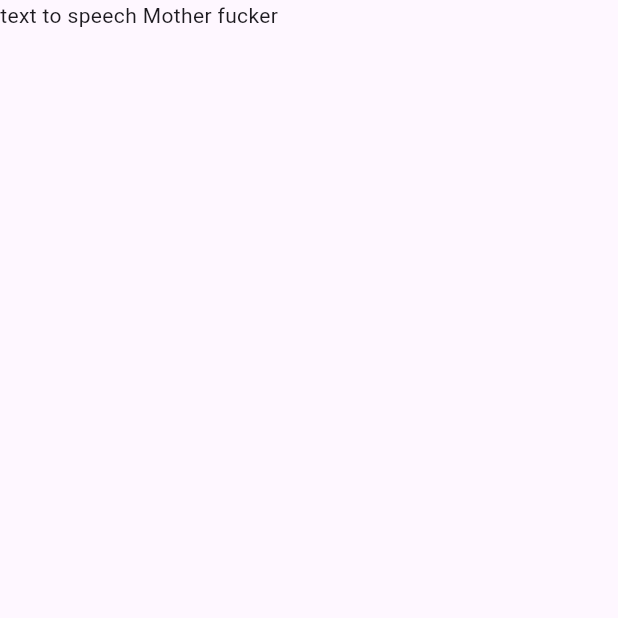
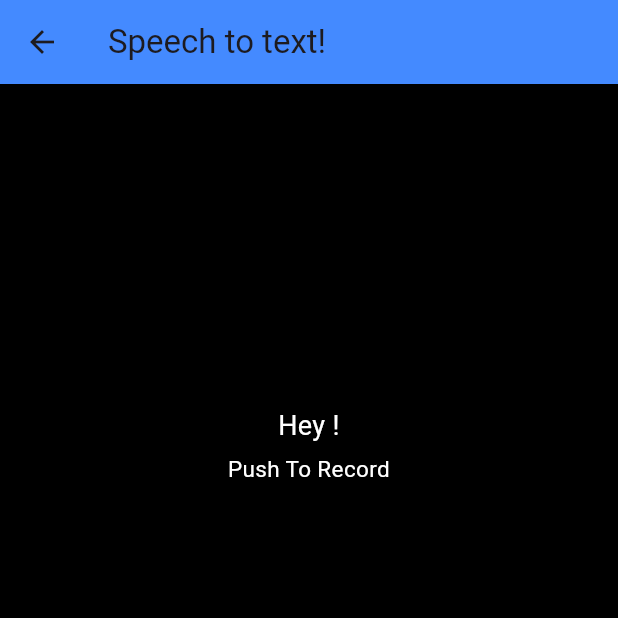
Before and after one commit to Tijanifareed/comms_bridge_frontend, a Flutter app: the HomeScreen screen opened directly, after a tap on "Voice to Text", on a phone screen of 412 x 824 dp, the top half of it. Run offline on Flutter 3.47's test engine with Material 3 defaults, Android fonts, the light colour scheme and no system bars; our stand-ins replace shared_preferences; accounts and stored records are empty; network calls fail.

Commit message:
Speech to text page in progress

```diff
--- /dev/null
+++ b/lib/screens/google_maps_screen.dart
@@ -0,0 +1,15 @@
+import 'package:flutter/material.dart';
+
+class GoogleMapsScreen extends StatefulWidget {
+  const GoogleMapsScreen({super.key});
+
+  @override
+  State<GoogleMapsScreen> createState() => _GoogleMapsScreenState();
+}
+
+class _GoogleMapsScreenState extends State<GoogleMapsScreen> {
+  @override
+  Widget build(BuildContext context) {
+    return const Placeholder();
+  }
+}
--- a/lib/screens/home_screen.dart
+++ b/lib/screens/home_screen.dart
@@ -1,6 +1,12 @@
+import 'package:comms_bridge_flutter/screens/sign_to_text_screen.dart';
+import 'package:comms_bridge_flutter/screens/text_to_sign_screen.dart';
+import 'package:comms_bridge_flutter/screens/text_to_voice_screen.dart';
 import 'package:comms_bridge_flutter/screens/voice_to_text_screen.dart';
+import 'package:comms_bridge_flutter/screens/weather_awareness_screen.dart';
 import 'package:flutter/material.dart';
 import 'package:shared_preferences/shared_preferences.dart';
+
+import 'google_maps_screen.dart';
 
 class HomePage extends StatefulWidget {
   @override
@@ -96,58 +102,130 @@ class _HomePageState extends State<HomePage> {
 }
 
 
-class HomeScreen extends StatefulWidget {
-  @override
-  _HomeScreenState createState() => _HomeScreenState();
-}
+//
 
-class _HomeScreenState extends State<HomeScreen> {
-
+class HomeScreen extends StatelessWidget {
   @override
   Widget build(BuildContext context) {
     return Scaffold(
-    backgroundColor: Colors.blueAccent,
+      backgroundColor: Colors.blueAccent, // Subtle blue background
+      appBar: AppBar(
+        automaticallyImplyLeading: false,
+        title: Text(
+          'Feature Menu',
+          style: TextStyle(color: Colors.blueAccent),
+        ),
+        backgroundColor: Colors.black,
+        centerTitle: true,
+      ),
       body: Padding(
-        padding: const EdgeInsets.all(16.0),
-        child: Column(
-          // mainAxisAlignment: MainAxisAlignment.center,
-          children: [
-            ElevatedButton(
-              onPressed: () {
+        padding: const EdgeInsets.all(16.0), // Adjusted padding for better spacing
+        child: GridView.builder(
+          gridDelegate: SliverGridDelegateWithFixedCrossAxisCount(
+            crossAxisCount: 2, // Number of columns in the grid
+            crossAxisSpacing: 16, // Space between columns
+            mainAxisSpacing: 16, // Space between rows
+            childAspectRatio: 1.1, // Adjusted for better fit
+          ),
+          itemCount: 8, // Total number of buttons
+          itemBuilder: (context, index) {
+            return _buildButton(context, index);
+          },
+        ),
+      ),
+    );
+  }
+
+  Widget _buildButton(BuildContext context, int index) {
+    List<String> buttonLabels = [
+      'Voice to Text',
+      'Text to Speech',
+      'Weather Awareness',
+      'Text to Sign',
+      'Sign to Text',
+      'Google Maps',
+      'Another Button 1', // Placeholder
+      'Another Button 2', // Placeholder
+    ];
+
+    List<IconData> buttonIcons = [
+      Icons.mic,
+      Icons.volume_up,
+      Icons.wb_sunny,
+      Icons.text_fields,
+      Icons.language,
+      Icons.map,
+      Icons.extension, // Placeholder icon
+      Icons.widgets,   // Placeholder icon
+    ];
+
+    // List of routes for each functionality (replace these with actual screens)
+    List<Widget> routes = [
+      VoiceToTextScreen(),
+      TextToSpeechScreen(),
+      WeatherAwarenessScreen(),
+      TextToSignScreen(),
+      SignToTextScreen(),
+      GoogleMapsScreen(),
+      PlaceholderScreen(), // Placeholder screen for another button
+      PlaceholderScreen(), // Placeholder screen for another button
+    ];
+
+    return GestureDetector(
+      onTap: () {
         Navigator.push(
           context,
-                  MaterialPageRoute(builder: (context) => VoiceToTextScreen()),
+          MaterialPageRoute(builder: (context) => routes[index]),
         );
       },
-              style: ElevatedButton.styleFrom(
-                shape: CircleBorder(
-                  side: BorderSide(color: Colors.blueAccent, width: 2), // Optional border
+      child: Container(
+        decoration: BoxDecoration(
+          color: Colors.black,
+          borderRadius: BorderRadius.circular(16),
+          boxShadow: [
+            BoxShadow(
+              color: Colors.black26,
+              blurRadius: 2,
+              offset: Offset(2, 2),
             ),
-                padding: EdgeInsets.all(24), // Controls the size of the button
-                backgroundColor: Colors.blue, // Button background color
+          ],
         ),
         child: Column(
-                mainAxisSize: MainAxisSize.min, // Ensures the column takes only as much space as needed
-                crossAxisAlignment: CrossAxisAlignment.center,
+          mainAxisAlignment: MainAxisAlignment.center,
           children: [
-                  Icon(Icons.mic, color: Colors.white, size: 24),
-                  SizedBox(height: 8),
+            CircleAvatar(
+              backgroundColor: Colors.blueAccent.shade100,
+              radius: 30,
+              child: Icon(
+                buttonIcons[index],
+                color: Colors.black,
+                size: 30,
+              ),
+            ),
+            SizedBox(height: 12), // Space between icon and text
             Text(
-                    'Voice to Text', // Text under the icon
+              buttonLabels[index],
               style: TextStyle(
-                      color: Colors.black, // Text color
-                      fontSize: 14, // Text size
+                color: Colors.blueAccent.shade700,
+                fontSize: 14,
+                fontWeight: FontWeight.w600,
               ),
+              textAlign: TextAlign.center,
             ),
           ],
         ),
       ),
-            const SizedBox(height: 20),
-          ],
-        ),
-
-
-      ),
     );
   }
 }
+
+
+class PlaceholderScreen extends StatelessWidget {
+  @override
+  Widget build(BuildContext context) {
+    return Scaffold(
+      appBar: AppBar(title: Text('Placeholder')),
+      body: Center(child: Text('Placeholder Screen')),
+    );
+  }
+}
--- a/lib/screens/login_screen.dart
+++ b/lib/screens/login_screen.dart
@@ -17,10 +17,9 @@ class _LoginScreenState extends State<LoginScreen> {
   final TextEditingController _passwordController = TextEditingController();
 
   final _formKey = GlobalKey<FormState>();
-
   void _handleLogin() async{
     if(_formKey.currentState!.validate()){
-      final url = Uri.parse('http://192.168.191.167:8080/login/existing/account');
+      final url = Uri.parse('http://172.16.0.111:8080/login/existing/account');
 
       final headers = {'Content-Type': 'application/json'};
       final body = jsonEncode({
--- /dev/null
+++ b/lib/screens/sign_to_text_screen.dart
@@ -0,0 +1,15 @@
+import 'package:flutter/material.dart';
+
+class SignToTextScreen extends StatefulWidget {
+  const SignToTextScreen({super.key});
+
+  @override
+  State<SignToTextScreen> createState() => _SignToTextScreenState();
+}
+
+class _SignToTextScreenState extends State<SignToTextScreen> {
+  @override
+  Widget build(BuildContext context) {
+    return const Placeholder();
+  }
+}
--- a/lib/screens/signup_screen.dart
+++ b/lib/screens/signup_screen.dart
@@ -21,7 +21,7 @@ class _SignUpScreenState extends State<SignUpScreen> {
   // Method to handle Sign-Up button press
   void _handleSignUp() async {
     if (_formKey.currentState!.validate()) {
-      final url = Uri.parse('http://192.168.191.167:8080/create/new/account');
+      final url = Uri.parse('http://172.16.0.111:8080/create/new/account');
       final headers = {'Content-Type': 'application/json'};
       final body = jsonEncode({
         'userEmail': _emailController.text,
--- /dev/null
+++ b/lib/screens/text_to_sign_screen.dart
@@ -0,0 +1,15 @@
+import 'package:flutter/material.dart';
+
+class TextToSignScreen extends StatefulWidget {
+  const TextToSignScreen({super.key});
+
+  @override
+  State<TextToSignScreen> createState() => _TextToSignScreenState();
+}
+
+class _TextToSignScreenState extends State<TextToSignScreen> {
+  @override
+  Widget build(BuildContext context) {
+    return const Placeholder();
+  }
+}
--- a/lib/screens/text_to_voice_screen.dart
+++ b/lib/screens/text_to_voice_screen.dart
@@ -0,0 +1,15 @@
+import 'package:flutter/material.dart';
+
+class TextToSpeechScreen extends StatefulWidget {
+  const TextToSpeechScreen({super.key});
+
+  @override
+  State<TextToSpeechScreen> createState() => _TextToSpeechScreenState();
+}
+
+class _TextToSpeechScreenState extends State<TextToSpeechScreen> {
+  @override
+  Widget build(BuildContext context) {
+    return const Placeholder();
+  }
+}
--- a/lib/screens/voice_to_text_screen.dart
+++ b/lib/screens/voice_to_text_screen.dart
@@ -1,4 +1,5 @@
 import 'package:flutter/material.dart';
+import 'package:shared_preferences/shared_preferences.dart';
 
 class VoiceToTextScreen extends StatefulWidget {
   @override
@@ -6,10 +7,79 @@ class VoiceToTextScreen extends StatefulWidget {
 }
 
 class _VoiceToTextScreenState extends State<VoiceToTextScreen> {
+  Future<String?> getUserName() async {
+    try {
+      final prefs = await SharedPreferences.getInstance();
+      final userName = prefs.getString('userName');
+      print('Retrieved Username: $userName'); // Debugging log
+      return userName;
+    } catch (e) {
+      print('Error retrieving username: $e');
+      return null;
+    }
+  }
+
+
+
+
+
   @override
   Widget build(BuildContext context) {
     return Scaffold(
-      body: Text('text to speech Mother fucker'),
+      backgroundColor: Colors.black,
+      appBar: AppBar(
+        backgroundColor: Colors.blueAccent,
+        title: Text('Speech to text!',
+        textAlign: TextAlign.center),
+      ),
+      body: Center(
+        child: Padding(
+          padding: const EdgeInsets.all(5.0),
+          child: Column(
+            mainAxisAlignment: MainAxisAlignment.start, // Center vertically
+            crossAxisAlignment: CrossAxisAlignment.center, // Center horizontally
+            children: [
+              SizedBox(height: 210),
+              FutureBuilder<String?>(
+                future: getUserName(),
+                builder: (context, snapshot) {
+                  if (snapshot.connectionState == ConnectionState.waiting) {
+                    return CircularProgressIndicator(); // Show loading spinner
+                  } else if (snapshot.hasError) {
+                    return Text(
+                      'Error loading username',
+                      style: TextStyle(color: Colors.white),
+                      textAlign: TextAlign.center,
+                    );
+                  } else if (!snapshot.hasData || snapshot.data == null) {
+                    return Text(
+                      'Hey Guest!',
+                      style: TextStyle(color: Colors.white, fontSize: 18),
+                      textAlign: TextAlign.center,
+                    );
+                  } else {
+                    return Text(
+                      'Hey ${snapshot.data}!',
+                      style: TextStyle(color: Colors.white, fontSize: 18),
+                      textAlign: TextAlign.center,
+                    );
+                  }
+                },
+              ),
+              SizedBox(height: 5), // Adjust spacing between widgets
+              Text(
+                'Push To Record',
+                style: TextStyle(
+                  color: Colors.white,
+                  fontSize: 15,
+                  fontWeight: FontWeight.normal,
+                ),
+                textAlign: TextAlign.center,
+              ),
+            ],
+          ),
+        ),
+      ),
     );
   }
 }
--- /dev/null
+++ b/lib/screens/weather_awareness_screen.dart
@@ -0,0 +1,15 @@
+import 'package:flutter/material.dart';
+
+class WeatherAwarenessScreen extends StatefulWidget {
+  const WeatherAwarenessScreen({super.key});
+
+  @override
+  State<WeatherAwarenessScreen> createState() => _WeatherAwarenessScreenState();
+}
+
+class _WeatherAwarenessScreenState extends State<WeatherAwarenessScreen> {
+  @override
+  Widget build(BuildContext context) {
+    return const Placeholder();
+  }
+}
```
Lines whose indentation alone changed are shown as unchanged.
